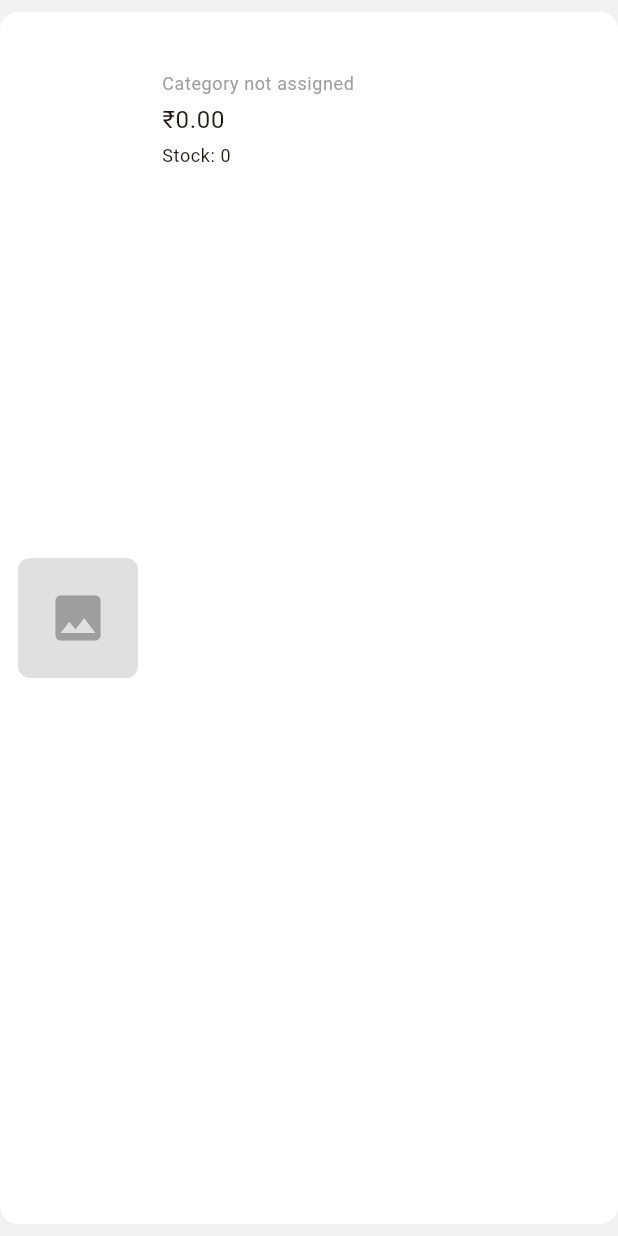
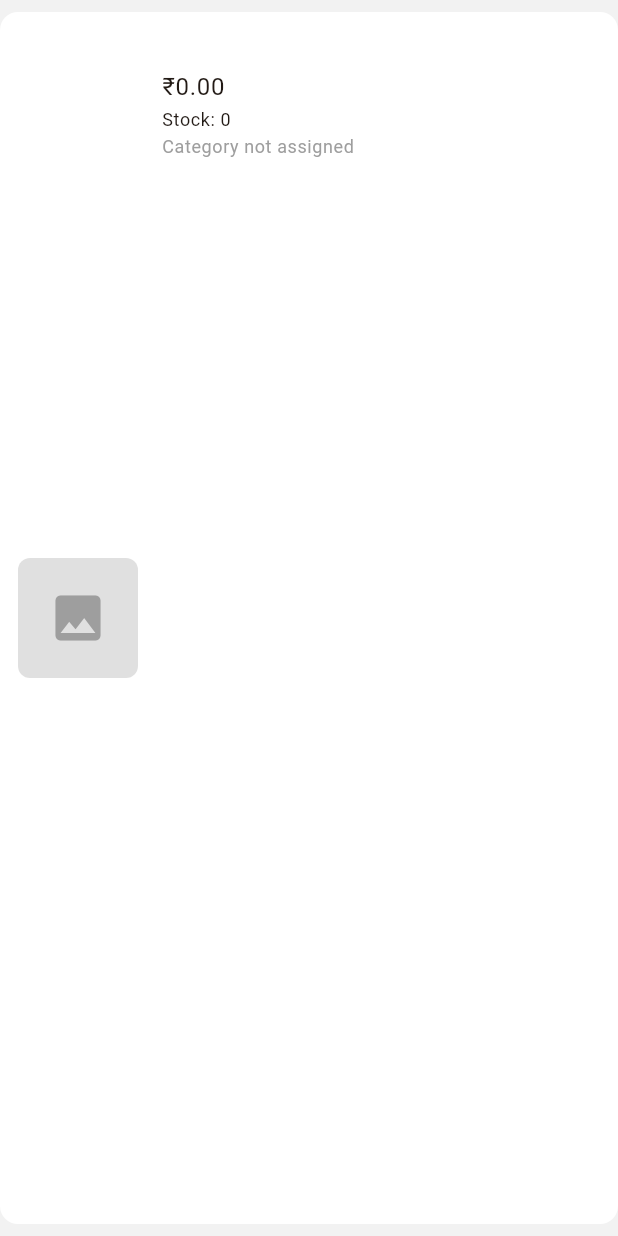
Before and after one commit to SimpliMinimalist/east202, a Flutter app: the ProductCard widget shown alone on an empty page, opened directly with empty values, on a phone screen of 412 x 824 dp. Run offline on Flutter 3.47's test engine with Material 3 defaults, Android fonts, the phone set to English and light mode, and no system bars; our stand-ins replace carousel_slider, flutter_svg, go_router, google_fonts, image_picker, pinput and 1 more.

Commit message:
refactor: adjust vertical spacing in product card

```diff
--- a/lib/features/add_product/widgets/product_card.dart
+++ b/lib/features/add_product/widgets/product_card.dart
@@ -74,26 +74,26 @@ class ProductCard extends StatelessWidget {
                           fontWeight: FontWeight.bold,
                         ),
                   ),
-                  const SizedBox(height: 4),
+                  const SizedBox(height: 2),
+                  Text(
+                    '₹${product.price.toStringAsFixed(2)}',
+                    style: Theme.of(context).textTheme.bodyLarge,
+                  ),
+                  if (product.stock != null)
+                    Padding(
+                      padding: const EdgeInsets.only(top: 2.0),
+                      child: Text(
+                        'Stock: ${product.stock}',
+                        style: Theme.of(context).textTheme.bodySmall,
+                      ),
+                    ),
+                  const SizedBox(height: 2),
                   if (product.categories.isEmpty)
                     Text(
                       'Category not assigned',
                       style: Theme.of(context).textTheme.bodySmall?.copyWith(
                             color: Colors.grey,
                           ),
-                    ),
-                  const SizedBox(height: 4),
-                  Text(
-                    '₹${product.price.toStringAsFixed(2)}',
-                    style: Theme.of(context).textTheme.bodyLarge,
-                  ),
-                  if (product.stock != null)
-                    Padding(
-                      padding: const EdgeInsets.only(top: 4.0),
-                      child: Text(
-                        'Stock: ${product.stock}',
-                        style: Theme.of(context).textTheme.bodySmall,
-                      ),
                     ),
                 ],
               ),
```
